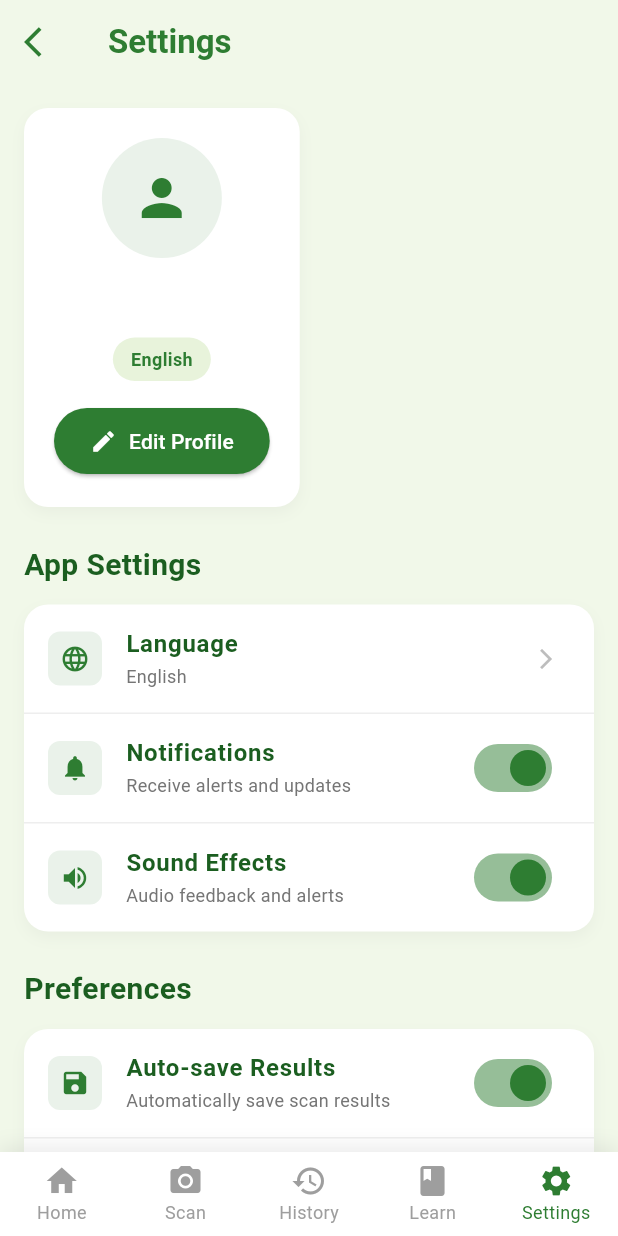
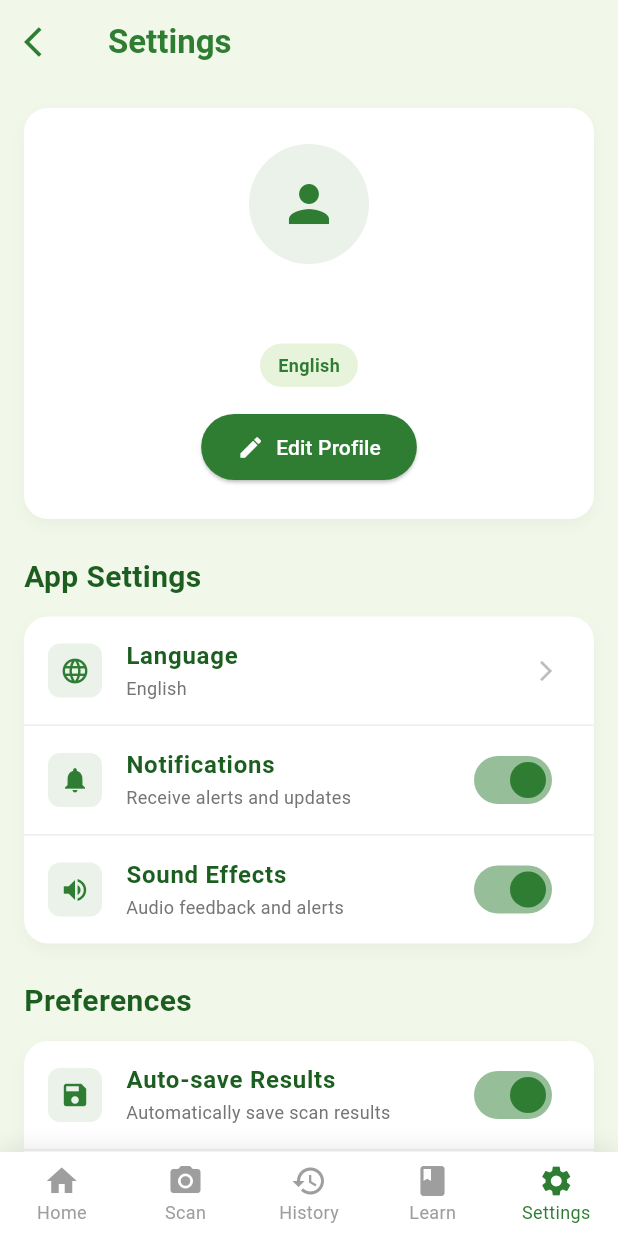
Before and after one commit to Cascasemi/dua_apomden, a Flutter app: the SettingsScreen screen opened directly, on a phone screen of 412 x 824 dp. Run offline on Flutter 3.47's test engine with Material 3 defaults, Android fonts, the phone set to English and light mode, and no system bars; our stand-ins replace audioplayers, flutter_tts, shared_preferences; accounts and stored records are empty.

Commit message:
settings issue fixed

```diff
--- a/lib/screens/settings_screen.dart
+++ b/lib/screens/settings_screen.dart
@@ -44,16 +44,17 @@ class _SettingsScreenState extends State<SettingsScreen> {
     await prefs.setBool('notifications', notificationsEnabled);
     await prefs.setBool('sound', soundEnabled);
     await prefs.setBool('autosave', autoSaveResults);
+    await prefs.setString('languageselection', selectedLanguage);
   }
 
   @override
   Widget build(BuildContext context) {
     return Scaffold(
-      backgroundColor: Color(0xFFF1F8E9),
+      backgroundColor: const Color(0xFFF1F8E9),
       appBar: AppBar(
         backgroundColor: Colors.transparent,
         elevation: 0,
-        title: Text(
+        title: const Text(
           'Settings',
           style: TextStyle(
             color: Color(0xFF2E7D32),
@@ -61,7 +62,7 @@ class _SettingsScreenState extends State<SettingsScreen> {
           ),
         ),
         leading: IconButton(
-          icon: Icon(
+          icon: const Icon(
             Icons.arrow_back_ios,
             color: Color(0xFF2E7D32),
           ),
@@ -71,31 +72,38 @@ class _SettingsScreenState extends State<SettingsScreen> {
         ),
       ),
       body: SafeArea(
-        child: SingleChildScrollView(
-          padding: EdgeInsets.all(16),
+        child: LayoutBuilder(
+          builder: (context, constraints) {
+            return SingleChildScrollView(
+              padding: const EdgeInsets.all(16),
+              child: ConstrainedBox(
+                constraints: BoxConstraints(
+                  minHeight: constraints.maxHeight,
+                ),
+                child: IntrinsicHeight(
                   child: Column(
                     crossAxisAlignment: CrossAxisAlignment.start,
                     children: [
                       // Profile Section
                       _buildProfileSection(),
-              SizedBox(height: 24),
-
+                      const SizedBox(height: 24),
                       // App Settings
                       _buildAppSettings(),
-              SizedBox(height: 24),
-
+                      const SizedBox(height: 24),
                       // Preferences
                       _buildPreferences(),
-              SizedBox(height: 24),
-
+                      const SizedBox(height: 24),
                       // About & Support
                       _buildAboutSupport(),
-              SizedBox(height: 24),
-
+                      const SizedBox(height: 24),
                       // Danger Zone
                       _buildDangerZone(),
                     ],
                   ),
+                ),
+              ),
+            );
+          },
         ),
       ),
       bottomNavigationBar: _buildBottomNavigation(),
@@ -104,7 +112,8 @@ class _SettingsScreenState extends State<SettingsScreen> {
 
   Widget _buildProfileSection() {
     return Container(
-      padding: EdgeInsets.all(20),
+      width: double.infinity,
+      padding: const EdgeInsets.all(24),
       decoration: BoxDecoration(
         color: Colors.white,
         borderRadius: BorderRadius.circular(16),
@@ -112,7 +121,7 @@ class _SettingsScreenState extends State<SettingsScreen> {
           BoxShadow(
             color: Colors.grey.withOpacity(0.1),
             blurRadius: 8,
-            offset: Offset(0, 4),
+            offset: const Offset(0, 4),
           ),
         ],
       ),
@@ -120,47 +129,47 @@ class _SettingsScreenState extends State<SettingsScreen> {
         children: [
           CircleAvatar(
             radius: 40,
-            backgroundColor: Color(0xFF2E7D32).withOpacity(0.1),
-            child: Icon(
+            backgroundColor: const Color(0xFF2E7D32).withOpacity(0.1),
+            child: const Icon(
               Icons.person,
               size: 40,
               color: Color(0xFF2E7D32),
             ),
           ),
-          SizedBox(height: 16),
+          const SizedBox(height: 16),
           Text(
             userName,
-            style: TextStyle(
+            style: const TextStyle(
               fontSize: 20,
               fontWeight: FontWeight.bold,
               color: Color(0xFF1B5E20),
             ),
           ),
-          SizedBox(height: 8),
+          const SizedBox(height: 8),
           Container(
-            padding: EdgeInsets.symmetric(horizontal: 12, vertical: 6),
+            padding: const EdgeInsets.symmetric(horizontal: 12, vertical: 6),
             decoration: BoxDecoration(
-              color: Color(0xFF8BC34A).withOpacity(0.2),
+              color: const Color(0xFF8BC34A).withOpacity(0.2),
               borderRadius: BorderRadius.circular(20),
             ),
             child: Text(
               selectedLanguage,
-              style: TextStyle(
+              style: const TextStyle(
                 fontSize: 12,
                 fontWeight: FontWeight.w600,
                 color: Color(0xFF2E7D32),
               ),
             ),
           ),
-          SizedBox(height: 16),
+          const SizedBox(height: 16),
           ElevatedButton.icon(
             onPressed: _editProfile,
-            icon: Icon(Icons.edit, size: 18),
-            label: Text('Edit Profile'),
+            icon: const Icon(Icons.edit, size: 18),
+            label: const Text('Edit Profile'),
             style: ElevatedButton.styleFrom(
-              backgroundColor: Color(0xFF2E7D32),
+              backgroundColor: const Color(0xFF2E7D32),
               foregroundColor: Colors.white,
-              padding: EdgeInsets.symmetric(horizontal: 24, vertical: 12),
+              padding: const EdgeInsets.symmetric(horizontal: 24, vertical: 12),
               shape: RoundedRectangleBorder(
                 borderRadius: BorderRadius.circular(25),
               ),
@@ -299,14 +308,14 @@ class _SettingsScreenState extends State<SettingsScreen> {
           'Clear All Data',
           'Remove all scan history',
           Icons.delete,
-          color: Color(0xFFFF5722),
+          color: const Color(0xFFFF5722),
           onTap: _clearAllData,
         ),
         _buildSettingItem(
           'Reset App',
           'Reset to factory settings',
           Icons.refresh,
-          color: Color(0xFFFF5722),
+          color: const Color(0xFFFF5722),
           onTap: _resetApp,
         ),
       ],
@@ -319,13 +328,13 @@ class _SettingsScreenState extends State<SettingsScreen> {
       children: [
         Text(
           title,
-          style: TextStyle(
+          style: const TextStyle(
             fontSize: 20,
             fontWeight: FontWeight.bold,
             color: Color(0xFF1B5E20),
           ),
         ),
-        SizedBox(height: 12),
+        const SizedBox(height: 12),
         Container(
           decoration: BoxDecoration(
             color: Colors.white,
@@ -334,7 +343,7 @@ class _SettingsScreenState extends State<SettingsScreen> {
               BoxShadow(
                 color: Colors.grey.withOpacity(0.1),
                 blurRadius: 8,
-                offset: Offset(0, 4),
+                offset: const Offset(0, 4),
               ),
             ],
           ),
@@ -364,14 +373,14 @@ class _SettingsScreenState extends State<SettingsScreen> {
   }) {
     return ListTile(
       leading: Container(
-        padding: EdgeInsets.all(8),
+        padding: const EdgeInsets.all(8),
         decoration: BoxDecoration(
-          color: (color ?? Color(0xFF2E7D32)).withOpacity(0.1),
+          color: (color ?? const Color(0xFF2E7D32)).withOpacity(0.1),
           borderRadius: BorderRadius.circular(8),
         ),
         child: Icon(
           icon,
-          color: color ?? Color(0xFF2E7D32),
+          color: color ?? const Color(0xFF2E7D32),
           size: 20,
         ),
       ),
@@ -379,7 +388,7 @@ class _SettingsScreenState extends State<SettingsScreen> {
         title,
         style: TextStyle(
           fontWeight: FontWeight.w600,
-          color: color ?? Color(0xFF1B5E20),
+          color: color ?? const Color(0xFF1B5E20),
         ),
       ),
       subtitle: Text(
@@ -407,20 +416,20 @@ class _SettingsScreenState extends State<SettingsScreen> {
   ) {
     return ListTile(
       leading: Container(
-        padding: EdgeInsets.all(8),
+        padding: const EdgeInsets.all(8),
         decoration: BoxDecoration(
-          color: Color(0xFF2E7D32).withOpacity(0.1),
+          color: const Color(0xFF2E7D32).withOpacity(0.1),
           borderRadius: BorderRadius.circular(8),
         ),
         child: Icon(
           icon,
-          color: Color(0xFF2E7D32),
+          color: const Color(0xFF2E7D32),
           size: 20,
         ),
       ),
       title: Text(
         title,
-        style: TextStyle(
+        style: const TextStyle(
           fontWeight: FontWeight.w600,
           color: Color(0xFF1B5E20),
         ),
@@ -435,38 +444,39 @@ class _SettingsScreenState extends State<SettingsScreen> {
       trailing: Switch(
         value: value,
         onChanged: onChanged,
-        activeColor: Color(0xFF2E7D32),
+        activeColor: const Color(0xFF2E7D32),
       ),
     );
   }
 
   void _editProfile() {
+    TextEditingController nameController = TextEditingController(text: userName);
+
     showDialog(
       context: context,
       builder: (context) => AlertDialog(
-        title: Text('Edit Profile'),
+        title: const Text('Edit Profile'),
         content: TextField(
-          controller: TextEditingController(text: userName),
-          decoration: InputDecoration(
+          controller: nameController,
+          decoration: const InputDecoration(
             labelText: 'Name',
             border: OutlineInputBorder(),
           ),
-          onChanged: (value) {
-            userName = value;
-          },
         ),
         actions: [
           TextButton(
             onPressed: () => Navigator.pop(context),
-            child: Text('Cancel'),
+            child: const Text('Cancel'),
           ),
           ElevatedButton(
             onPressed: () {
-              setState(() {});
+              setState(() {
+                userName = nameController.text;
+              });
               _saveSettings();
               Navigator.pop(context);
             },
-            child: Text('Save'),
+            child: const Text('Save'),
           ),
         ],
       ),
@@ -478,18 +488,18 @@ class _SettingsScreenState extends State<SettingsScreen> {
       context: context,
       backgroundColor: Colors.transparent,
       builder: (context) => Container(
-        decoration: BoxDecoration(
+        decoration: const BoxDecoration(
           color: Colors.white,
           borderRadius: BorderRadius.only(
             topLeft: Radius.circular(24),
             topRight: Radius.circular(24),
           ),
         ),
-        padding: EdgeInsets.all(24),
+        padding: const EdgeInsets.all(24),
         child: Column(
           mainAxisSize: MainAxisSize.min,
           children: [
-            Text(
+            const Text(
               'Select Language',
               style: TextStyle(
                 fontSize: 20,
@@ -497,34 +507,43 @@ class _SettingsScreenState extends State<SettingsScreen> {
                 color: Color(0xFF1B5E20),
               ),
             ),
-            SizedBox(height: 16),
+            const SizedBox(height: 16),
             ListTile(
-              title: Text('English'),
-              trailing: selectedLanguage == 'English' ? Icon(Icons.check, color: Color(0xFF2E7D32)) : null,
+              title: const Text('English'),
+              trailing: selectedLanguage == 'English'
+                  ? const Icon(Icons.check, color: Color(0xFF2E7D32))
+                  : null,
               onTap: () {
                 setState(() {
                   selectedLanguage = 'English';
                 });
+                _saveSettings();
                 Navigator.pop(context);
               },
             ),
             ListTile(
-              title: Text('Ewe'),
-              trailing: selectedLanguage == 'Ewe' ? Icon(Icons.check, color: Color(0xFF2E7D32)) : null,
+              title: const Text('Ewe'),
+              trailing: selectedLanguage == 'Ewe'
+                  ? const Icon(Icons.check, color: Color(0xFF2E7D32))
+                  : null,
               onTap: () {
                 setState(() {
                   selectedLanguage = 'Ewe';
                 });
+                _saveSettings();
                 Navigator.pop(context);
               },
             ),
             ListTile(
-              title: Text('Twi'),
-              trailing: selectedLanguage == 'Twi' ? Icon(Icons.check, color: Color(0xFF2E7D32)) : null,
+              title: const Text('Twi'),
+              trailing: selectedLanguage == 'Twi'
+                  ? const Icon(Icons.check, color: Color(0xFF2E7D32))
+                  : null,
               onTap: () {
                 setState(() {
                   selectedLanguage = 'Twi';
                 });
+                _saveSettings();
                 Navigator.pop(context);
               },
             ),
@@ -538,23 +557,23 @@ class _SettingsScreenState extends State<SettingsScreen> {
     showDialog(
       context: context,
       builder: (context) => AlertDialog(
-        title: Text('Clear All Data'),
-        content: Text('This will permanently delete all your scan history. This action cannot be undone.'),
+        title: const Text('Clear All Data'),
+        content: const Text('This will permanently delete all your scan history. This action cannot be undone.'),
         actions: [
           TextButton(
             onPressed: () => Navigator.pop(context),
-            child: Text('Cancel'),
+            child: const Text('Cancel'),
           ),
           ElevatedButton(
             onPressed: () {
               // TODO: Clear all data
               Navigator.pop(context);
               ScaffoldMessenger.of(context).showSnackBar(
-                SnackBar(content: Text('All data cleared')),
+                const SnackBar(content: Text('All data cleared')),
               );
             },
-            style: ElevatedButton.styleFrom(backgroundColor: Color(0xFFFF5722)),
-            child: Text('Clear All'),
+            style: ElevatedButton.styleFrom(backgroundColor: const Color(0xFFFF5722)),
+            child: const Text('Clear All'),
           ),
         ],
       ),
@@ -565,23 +584,23 @@ class _SettingsScreenState extends State<SettingsScreen> {
     showDialog(
       context: context,
       builder: (context) => AlertDialog(
-        title: Text('Reset App'),
-        content: Text('This will reset the app to its initial state. All settings and data will be lost.'),
+        title: const Text('Reset App'),
+        content: const Text('This will reset the app to its initial state. All settings and data will be lost.'),
         actions: [
           TextButton(
             onPressed: () => Navigator.pop(context),
-            child: Text('Cancel'),
+            child: const Text('Cancel'),
           ),
           ElevatedButton(
             onPressed: () {
               // TODO: Reset app
               Navigator.pop(context);
               ScaffoldMessenger.of(context).showSnackBar(
-                SnackBar(content: Text('App will be reset')),
+                const SnackBar(content: Text('App will be reset')),
               );
             },
-            style: ElevatedButton.styleFrom(backgroundColor: Color(0xFFFF5722)),
-            child: Text('Reset'),
+            style: ElevatedButton.styleFrom(backgroundColor: const Color(0xFFFF5722)),
+            child: const Text('Reset'),
           ),
         ],
       ),
@@ -596,20 +615,20 @@ class _SettingsScreenState extends State<SettingsScreen> {
           BoxShadow(
             color: Colors.grey.withOpacity(0.2),
             blurRadius: 10,
-            offset: Offset(0, -4),
+            offset: const Offset(0, -4),
           ),
         ],
       ),
       child: BottomNavigationBar(
         type: BottomNavigationBarType.fixed,
         backgroundColor: Colors.white,
-        selectedItemColor: Color(0xFF2E7D32),
+        selectedItemColor: const Color(0xFF2E7D32),
         unselectedItemColor: Colors.grey[500],
         selectedFontSize: 12,
         unselectedFontSize: 12,
         elevation: 0,
         currentIndex: widget.selectedTabIndex,
-        items: [
+        items: const [
           BottomNavigationBarItem(
             icon: Icon(Icons.home),
             label: 'Home',
@@ -646,25 +665,25 @@ class _SettingsScreenState extends State<SettingsScreen> {
       case 0:
         Navigator.pushReplacement(
           context,
-          MaterialPageRoute(builder: (context) => HomeDashboardScreen()),
+          MaterialPageRoute(builder: (context) => const HomeDashboardScreen()),
         );
         break;
       case 1:
         Navigator.pushReplacement(
           context,
-          MaterialPageRoute(builder: (context) => ScanScreen(selectedTabIndex: 1)),
+          MaterialPageRoute(builder: (context) => const ScanScreen(selectedTabIndex: 1)),
         );
         break;
       case 2:
         Navigator.pushReplacement(
           context,
-          MaterialPageRoute(builder: (context) => HistoryScreen(selectedTabIndex: 2)),
+          MaterialPageRoute(builder: (context) => const HistoryScreen(selectedTabIndex: 2)),
         );
         break;
       case 3:
         Navigator.pushReplacement(
           context,
-          MaterialPageRoute(builder: (context) => LearnScreen(selectedTabIndex: 3)),
+          MaterialPageRoute(builder: (context) => const LearnScreen(selectedTabIndex: 3)),
         );
         break;
       case 4:
```
Lines whose indentation alone changed are shown as unchanged.
